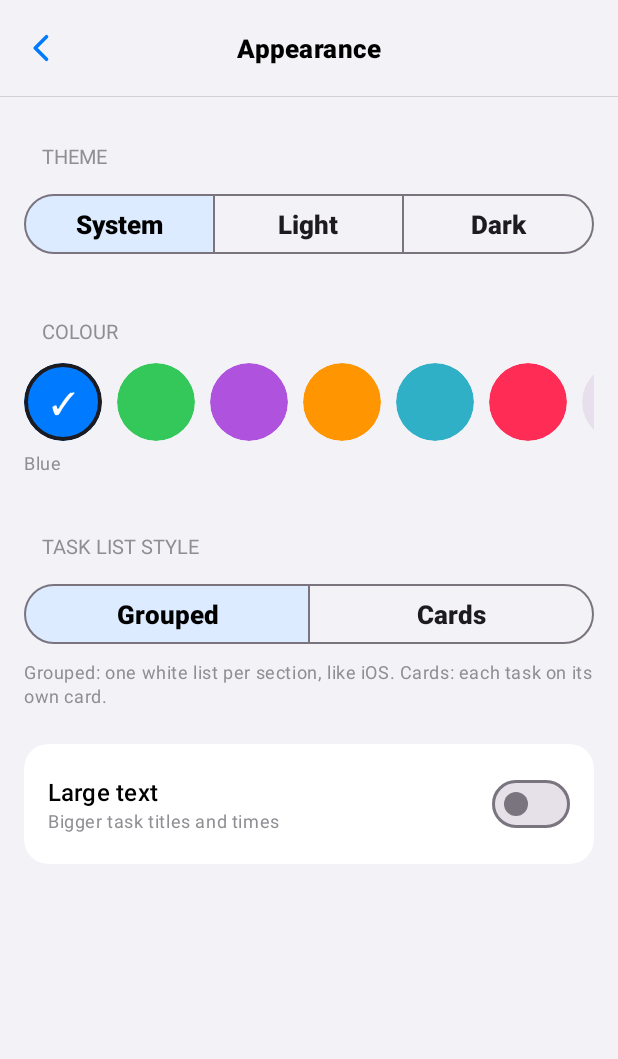
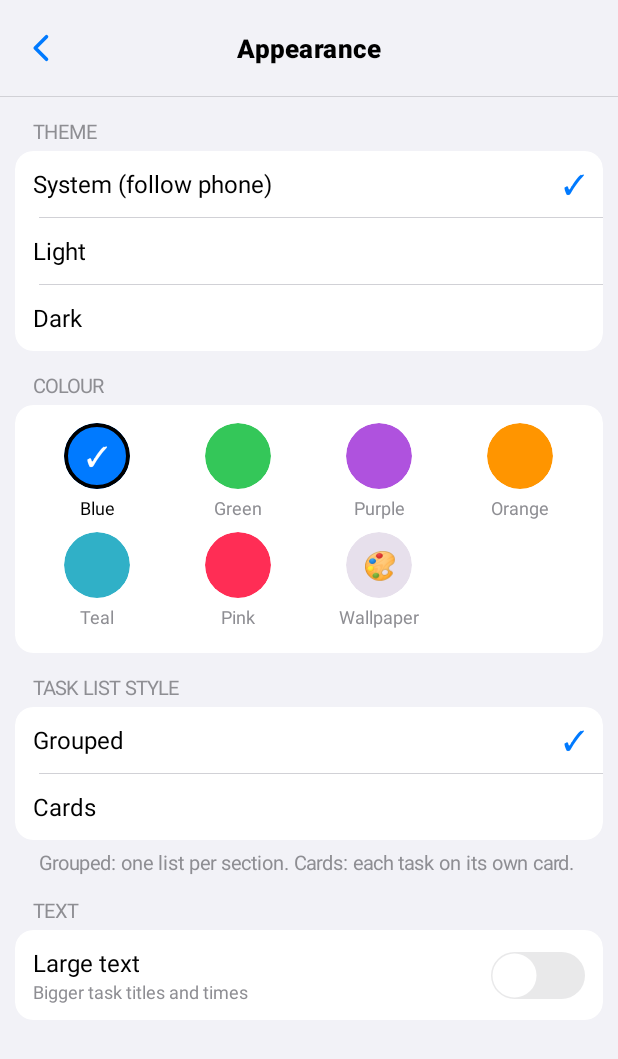
Before and after one commit to MySoftwares1996/To-do, an Android app: the AppearanceActivity screen opened directly, with no data from a screen before it, on a phone screen of 412 x 824 dp. Shown: the top 1059 px of the screen. Run offline under Robolectric (Android 15) with nearby library versions, the phone set to English and light mode, and no system bars.

Commit message:
Reorganize Appearance into grouped rows
- Theme: System / Light / Dark as tick rows (no more 'Syst…')
- Colour: swatches in a 4-column grid with names (no row running off
  the screen)
- Task list style: Grouped / Cards as tick rows with a short note
- Text: Large text with the green iOS-style switch

Co-Authored-By: Claude Opus 5.5 <noreply@anthropic.com>
Claude-Session: https://claude.ai/code/session_014UzGkcQNyaEZzZ9vhHdMde

```diff
--- a/app/src/main/java/com/mysoftwares/todo/AppearanceActivity.kt
+++ b/app/src/main/java/com/mysoftwares/todo/AppearanceActivity.kt
@@ -1,106 +1,127 @@
 package com.mysoftwares.todo
 
 import android.os.Bundle
+import android.util.TypedValue
 import android.view.Gravity
+import android.view.View
 import android.widget.FrameLayout
 import android.widget.LinearLayout
 import android.widget.TextView
 import androidx.core.content.ContextCompat
-import com.google.android.material.button.MaterialButtonToggleGroup
 import com.google.android.material.card.MaterialCardView
 import com.google.android.material.color.MaterialColors
-import com.google.android.material.materialswitch.MaterialSwitch
 
-/** Choose theme (light/dark), colour, list style and text size. Changes apply instantly. */
+/** Settings → Appearance: theme, colour, task list style and text size, in grouped rows. */
 class AppearanceActivity : BaseActivity() {
+    private lateinit var list: IosList
 
     override fun onCreate(savedInstanceState: Bundle?) {
         super.onCreate(savedInstanceState)
-        setContentView(R.layout.activity_appearance)
+        setContentView(R.layout.activity_list)
         setTitle(R.string.appearance_title)
         supportActionBar?.setDisplayHomeAsUpEnabled(true)
+        list = IosList(this, findViewById(R.id.content))
+        render()
+    }
 
-        // Theme mode
-        val modeGroup = findViewById<MaterialButtonToggleGroup>(R.id.mode_group)
-        val modeIds = mapOf(
-            Appearance.Mode.SYSTEM to R.id.mode_system,
-            Appearance.Mode.LIGHT to R.id.mode_light,
-            Appearance.Mode.DARK to R.id.mode_dark,
-        )
-        modeGroup.check(modeIds.getValue(Appearance.mode(this)))
-        modeGroup.addOnButtonCheckedListener { _, id, checked ->
-            if (!checked) return@addOnButtonCheckedListener
-            val m = modeIds.entries.first { it.value == id }.key
-            if (m != Appearance.mode(this)) Appearance.setMode(this, m) // the system redraws screens
-        }
+    private fun render() {
+        list.clear()
 
-        // List style
-        val listGroup = findViewById<MaterialButtonToggleGroup>(R.id.list_group)
-        listGroup.check(if (Appearance.listStyle(this) == Appearance.ListStyle.COMPACT) R.id.list_compact else R.id.list_cards)
-        listGroup.addOnButtonCheckedListener { _, id, checked ->
-            if (!checked) return@addOnButtonCheckedListener
-            Appearance.setListStyle(this, if (id == R.id.list_compact) Appearance.ListStyle.COMPACT else Appearance.ListStyle.CARDS)
-        }
-
-        // Large text
-        findViewById<MaterialSwitch>(R.id.large_text).apply {
-            isChecked = Appearance.largeText(this@AppearanceActivity)
-            setOnCheckedChangeListener { _, on ->
-                Appearance.setLargeText(this@AppearanceActivity, on)
-                recreate()
+        // Theme
+        list.label(getString(R.string.ui_theme))
+        val theme = list.group()
+        listOf(
+            Appearance.Mode.SYSTEM to getString(R.string.appearance_system),
+            Appearance.Mode.LIGHT to getString(R.string.ui_light),
+            Appearance.Mode.DARK to getString(R.string.ui_dark),
+        ).forEach { (mode, label) ->
+            theme.row(label, if (Appearance.mode(this) == mode) "✓" else "") {
+                if (mode != Appearance.mode(this)) Appearance.setMode(this, mode) // the system redraws the screen
             }
         }
 
-        buildSwatches()
+        // Colour
+        list.label(getString(R.string.ui_colour))
+        list.group().custom(swatchGrid())
+
+        // Task list style
+        list.label(getString(R.string.ui_task_list_style))
+        val style = list.group()
+        listOf(
+            Appearance.ListStyle.COMPACT to getString(R.string.ui_grouped),
+            Appearance.ListStyle.CARDS to getString(R.string.ui_cards),
+        ).forEach { (s, label) ->
+            style.row(label, if (Appearance.listStyle(this) == s) "✓" else "") {
+                Appearance.setListStyle(this, s); render()
+            }
+        }
+        list.footer(getString(R.string.ui_grouped_one_white_list_per_section_like_))
+
+        // Text
+        list.label(getString(R.string.appearance_text))
+        list.group().switchRow(
+            getString(R.string.ui_large_text), getString(R.string.ui_bigger_task_titles_and_times), Appearance.largeText(this)
+        ) { on -> Appearance.setLargeText(this, on); recreate() }
     }
 
-    private fun buildSwatches() {
-        val box = findViewById<LinearLayout>(R.id.swatches)
+    /** Colour circles in rows of 4 with their names; the selected one has a ✓ and a ring. */
+    private fun swatchGrid(): View {
+        val d = resources.displayMetrics.density
+        fun dp(v: Int) = (v * d).toInt()
         val current = Appearance.accent(this)
-        val density = resources.displayMetrics.density
-        val size = (52 * density).toInt()
-        val gap = (10 * density).toInt()
-
-        Appearance.Accent.entries
-            .filter { it != Appearance.Accent.WALLPAPER || Appearance.wallpaperSupported }
-            .forEach { accent ->
-                val card = MaterialCardView(this).apply {
-                    layoutParams = LinearLayout.LayoutParams(size, size).apply { marginEnd = gap }
-                    radius = size / 2f
+        val accents = Appearance.Accent.entries.filter { it != Appearance.Accent.WALLPAPER || Appearance.wallpaperSupported }
+        val grid = LinearLayout(this).apply {
+            orientation = LinearLayout.VERTICAL
+            setPadding(dp(8), dp(12), dp(8), dp(8))
+        }
+        accents.chunked(4).forEach { rowItems ->
+            val row = LinearLayout(this).apply { orientation = LinearLayout.HORIZONTAL }
+            rowItems.forEach { accent ->
+                val cell = LinearLayout(this).apply {
+                    orientation = LinearLayout.VERTICAL
+                    gravity = Gravity.CENTER_HORIZONTAL
+                    setPadding(0, 0, 0, dp(8))
+                    contentDescription = accent.label
+                    setOnClickListener {
+                        if (accent != Appearance.accent(this@AppearanceActivity)) {
+                            Appearance.setAccent(this@AppearanceActivity, accent); recreate()
+                        }
+                    }
+                }
+                val circle = MaterialCardView(this).apply {
+                    radius = dp(22).toFloat()
                     cardElevation = 0f
-                    contentDescription = accent.label
-                    if (accent == Appearance.Accent.WALLPAPER) {
-                        setCardBackgroundColor(MaterialColors.getColor(this, com.google.android.material.R.attr.colorSurfaceVariant))
-                    } else {
-                        setCardBackgroundColor(ContextCompat.getColor(context, accent.colorRes))
-                    }
-                    strokeWidth = if (accent == current) (3 * density).toInt() else 0
-                    strokeColor = MaterialColors.getColor(this, com.google.android.material.R.attr.colorOnSurface)
+                    setCardBackgroundColor(
+                        if (accent == Appearance.Accent.WALLPAPER) MaterialColors.getColor(this, com.google.android.material.R.attr.colorSurfaceVariant)
+                        else ContextCompat.getColor(context, accent.colorRes)
+                    )
+                    strokeWidth = if (accent == current) dp(3) else 0
+                    strokeColor = ContextCompat.getColor(context, R.color.ios_label)
                     addView(TextView(context).apply {
-                        layoutParams = FrameLayout.LayoutParams(FrameLayout.LayoutParams.MATCH_PARENT, FrameLayout.LayoutParams.MATCH_PARENT)
                         gravity = Gravity.CENTER
-                        textSize = 20f
+                        setTextSize(TypedValue.COMPLEX_UNIT_SP, 18f)
+                        setTextColor(ContextCompat.getColor(context, R.color.white))
                         text = when {
                             accent == current -> "✓"
                             accent == Appearance.Accent.WALLPAPER -> "🎨"
                             else -> ""
                         }
-                        setTextColor(ContextCompat.getColor(context, R.color.white))
-                        if (accent == Appearance.Accent.WALLPAPER && accent == current) {
-                            setTextColor(MaterialColors.getColor(this, com.google.android.material.R.attr.colorOnSurface))
-                        }
-                    })
-                    setOnClickListener {
-                        if (accent != Appearance.accent(this@AppearanceActivity)) {
-                            Appearance.setAccent(this@AppearanceActivity, accent)
-                            recreate()
-                        }
-                    }
+                    }, FrameLayout.LayoutParams(FrameLayout.LayoutParams.MATCH_PARENT, FrameLayout.LayoutParams.MATCH_PARENT))
                 }
-                box.addView(card)
+                cell.addView(circle, LinearLayout.LayoutParams(dp(44), dp(44)))
+                cell.addView(TextView(this).apply {
+                    text = accent.label
+                    setTextSize(TypedValue.COMPLEX_UNIT_SP, 12f)
+                    setTextColor(ContextCompat.getColor(context, if (accent == current) R.color.ios_label else R.color.ios_secondary))
+                    maxLines = 1
+                }, LinearLayout.LayoutParams(LinearLayout.LayoutParams.WRAP_CONTENT, LinearLayout.LayoutParams.WRAP_CONTENT).apply { topMargin = dp(4) })
+                row.addView(cell, LinearLayout.LayoutParams(0, LinearLayout.LayoutParams.WRAP_CONTENT, 1f))
             }
-        findViewById<TextView>(R.id.accent_name).text =
-            if (current == Appearance.Accent.WALLPAPER) "Wallpaper colours (Material You)" else current.label
+            // keep columns aligned when the last row is short
+            repeat(4 - rowItems.size) { row.addView(View(this), LinearLayout.LayoutParams(0, 1, 1f)) }
+            grid.addView(row)
+        }
+        return grid
     }
 
     override fun onSupportNavigateUp(): Boolean { finish(); return true }
--- a/app/src/main/java/com/mysoftwares/todo/IosList.kt
+++ b/app/src/main/java/com/mysoftwares/todo/IosList.kt
@@ -50,6 +50,42 @@ class IosList(private val ctx: Context, private val root: LinearLayout) {
     }
 
     inner class Group(private val box: LinearLayout) {
+        /** Adds any custom view as a row (e.g. a grid of colour swatches). */
+        fun custom(view: View) {
+            if (box.childCount > 0) box.addView(View(ctx).apply {
+                setBackgroundColor(ContextCompat.getColor(ctx, R.color.ios_separator))
+            }, LinearLayout.LayoutParams(LinearLayout.LayoutParams.MATCH_PARENT, 1).apply { marginStart = dp(12) })
+            box.addView(view)
+        }
+
+        /** Title (+ optional subtitle) with an iOS-style switch on the right. */
+        fun switchRow(title: String, subtitle: String?, checked: Boolean, onChange: (Boolean) -> Unit) {
+            val row = LinearLayout(ctx).apply {
+                orientation = LinearLayout.HORIZONTAL
+                gravity = Gravity.CENTER_VERTICAL
+                minimumHeight = dp(48)
+                setPadding(dp(12), dp(6), dp(12), dp(6))
+            }
+            val texts = LinearLayout(ctx).apply { orientation = LinearLayout.VERTICAL }
+            texts.addView(TextView(ctx).apply {
+                text = title
+                setTextSize(TypedValue.COMPLEX_UNIT_SP, 16f)
+                setTextColor(ContextCompat.getColor(ctx, R.color.ios_label))
+            })
+            if (subtitle != null) texts.addView(TextView(ctx).apply {
+                text = subtitle
+                setTextSize(TypedValue.COMPLEX_UNIT_SP, 12f)
+                setTextColor(ContextCompat.getColor(ctx, R.color.ios_secondary))
+            })
+            row.addView(texts, LinearLayout.LayoutParams(0, LinearLayout.LayoutParams.WRAP_CONTENT, 1f))
+            val sw = android.view.LayoutInflater.from(ctx).inflate(R.layout.ios_switch, row, false) as androidx.appcompat.widget.SwitchCompat
+            sw.isChecked = checked
+            sw.setOnCheckedChangeListener { _, on -> onChange(on) }
+            row.addView(sw)
+            row.setOnClickListener { sw.toggle() }
+            custom(row)
+        }
+
         /** A row: optional colour dot, title, value on the right. Returns the row view. */
         fun row(
             title: String, value: String = "", dot: Int? = null, titleColor: Int? = null,
@@ -82,8 +118,11 @@ class IosList(private val ctx: Context, private val root: LinearLayout) {
             }, LinearLayout.LayoutParams(if (centered) LinearLayout.LayoutParams.WRAP_CONTENT else 0, LinearLayout.LayoutParams.WRAP_CONTENT, if (centered) 0f else 1f))
             if (value.isNotEmpty()) row.addView(TextView(ctx).apply {
                 text = value
-                setTextSize(TypedValue.COMPLEX_UNIT_SP, 16f)
-                setTextColor(ContextCompat.getColor(ctx, R.color.ios_secondary))
+                setTextSize(TypedValue.COMPLEX_UNIT_SP, if (value == "✓") 18f else 16f)
+                setTextColor(
+                    if (value == "✓") com.google.android.material.color.MaterialColors.getColor(this, androidx.appcompat.R.attr.colorPrimary)
+                    else ContextCompat.getColor(ctx, R.color.ios_secondary)
+                )
             })
             box.addView(row)
             return row
--- a/app/src/main/res/layout/activity_appearance.xml
+++ /dev/null
@@ -1,164 +0,0 @@
-<?xml version="1.0" encoding="utf-8"?>
-<ScrollView xmlns:android="http://schemas.android.com/apk/res/android"
-    xmlns:app="http://schemas.android.com/apk/res-auto"
-    android:layout_width="match_parent"
-    android:layout_height="match_parent">
-
-    <LinearLayout
-        android:layout_width="match_parent"
-        android:layout_height="wrap_content"
-        android:orientation="vertical"
-        android:padding="16dp">
-
-        <TextView
-            style="@style/IosGroupLabel"
-            android:layout_width="wrap_content"
-            android:layout_height="wrap_content"
-            android:text="@string/ui_theme"
-            />
-
-        <com.google.android.material.button.MaterialButtonToggleGroup
-            android:id="@+id/mode_group"
-            android:layout_width="match_parent"
-            android:layout_height="wrap_content"
-            android:layout_marginTop="8dp"
-            app:selectionRequired="true"
-            app:singleSelection="true">
-
-            <com.google.android.material.button.MaterialButton
-                android:id="@+id/mode_system"
-                style="@style/Widget.Material3.Button.OutlinedButton"
-                android:layout_width="0dp"
-                android:layout_height="wrap_content"
-                android:layout_weight="1"
-                android:text="@string/ui_system" />
-
-            <com.google.android.material.button.MaterialButton
-                android:id="@+id/mode_light"
-                style="@style/Widget.Material3.Button.OutlinedButton"
-                android:layout_width="0dp"
-                android:layout_height="wrap_content"
-                android:layout_weight="1"
-                android:text="@string/ui_light" />
-
-            <com.google.android.material.button.MaterialButton
-                android:id="@+id/mode_dark"
-                style="@style/Widget.Material3.Button.OutlinedButton"
-                android:layout_width="0dp"
-                android:layout_height="wrap_content"
-                android:layout_weight="1"
-                android:text="@string/ui_dark" />
-        </com.google.android.material.button.MaterialButtonToggleGroup>
-
-        <TextView
-            style="@style/IosGroupLabel"
-            android:layout_width="wrap_content"
-            android:layout_height="wrap_content"
-            android:layout_marginTop="24dp"
-            android:text="@string/ui_colour"
-            />
-
-        <HorizontalScrollView
-            android:layout_width="match_parent"
-            android:layout_height="wrap_content"
-            android:layout_marginTop="8dp"
-            android:scrollbars="none">
-
-            <LinearLayout
-                android:id="@+id/swatches"
-                android:layout_width="wrap_content"
-                android:layout_height="wrap_content"
-                android:orientation="horizontal" />
-        </HorizontalScrollView>
-
-        <TextView
-            android:id="@+id/accent_name"
-            android:layout_width="wrap_content"
-            android:layout_height="wrap_content"
-            android:layout_marginTop="6dp"
-            android:textAppearance="?attr/textAppearanceBodySmall"
-            android:textColor="?attr/colorOnSurfaceVariant" />
-
-        <TextView
-            style="@style/IosGroupLabel"
-            android:layout_width="wrap_content"
-            android:layout_height="wrap_content"
-            android:layout_marginTop="24dp"
-            android:text="@string/ui_task_list_style"
-            />
-
-        <com.google.android.material.button.MaterialButtonToggleGroup
-            android:id="@+id/list_group"
-            android:layout_width="match_parent"
-            android:layout_height="wrap_content"
-            android:layout_marginTop="8dp"
-            app:selectionRequired="true"
-            app:singleSelection="true">
-
-            <com.google.android.material.button.MaterialButton
-                android:id="@+id/list_compact"
-                style="@style/Widget.Material3.Button.OutlinedButton"
-                android:layout_width="0dp"
-                android:layout_height="wrap_content"
-                android:layout_weight="1"
-                android:text="@string/ui_grouped" />
-
-            <com.google.android.material.button.MaterialButton
-                android:id="@+id/list_cards"
-                style="@style/Widget.Material3.Button.OutlinedButton"
-                android:layout_width="0dp"
-                android:layout_height="wrap_content"
-                android:layout_weight="1"
-                android:text="@string/ui_cards" />
-        </com.google.android.material.button.MaterialButtonToggleGroup>
-
-        <TextView
-            android:layout_width="wrap_content"
-            android:layout_height="wrap_content"
-            android:layout_marginTop="6dp"
-            android:text="@string/ui_grouped_one_white_list_per_section_like_"
-            android:textAppearance="?attr/textAppearanceBodySmall"
-            android:textColor="?attr/colorOnSurfaceVariant" />
-
-        <com.google.android.material.card.MaterialCardView
-            style="@style/IosGroup"
-            android:layout_width="match_parent"
-            android:layout_height="wrap_content"
-            android:layout_marginTop="24dp"
-            app:cardCornerRadius="16dp">
-
-            <LinearLayout
-                android:layout_width="match_parent"
-                android:layout_height="wrap_content"
-                android:gravity="center_vertical"
-                android:orientation="horizontal"
-                android:padding="16dp">
-
-                <LinearLayout
-                    android:layout_width="0dp"
-                    android:layout_height="wrap_content"
-                    android:layout_weight="1"
-                    android:orientation="vertical">
-
-                    <TextView
-                        android:layout_width="wrap_content"
-                        android:layout_height="wrap_content"
-                        android:text="@string/ui_large_text"
-                        android:textAppearance="?attr/textAppearanceTitleMedium" />
-
-                    <TextView
-                        android:layout_width="wrap_content"
-                        android:layout_height="wrap_content"
-                        android:text="@string/ui_bigger_task_titles_and_times"
-                        android:textAppearance="?attr/textAppearanceBodySmall"
-                        android:textColor="?attr/colorOnSurfaceVariant" />
-                </LinearLayout>
-
-                <com.google.android.material.materialswitch.MaterialSwitch
-                    android:id="@+id/large_text"
-                    android:layout_width="wrap_content"
-                    android:layout_height="wrap_content" />
-            </LinearLayout>
-        </com.google.android.material.card.MaterialCardView>
-    </LinearLayout>
-</ScrollView>
--- /dev/null
+++ b/app/src/main/res/layout/ios_switch.xml
@@ -0,0 +1,5 @@
+<?xml version="1.0" encoding="utf-8"?>
+<androidx.appcompat.widget.SwitchCompat xmlns:android="http://schemas.android.com/apk/res/android"
+    style="@style/IosSwitch"
+    android:layout_width="wrap_content"
+    android:layout_height="wrap_content" />
--- a/app/src/main/res/values/strings.xml
+++ b/app/src/main/res/values/strings.xml
@@ -42,7 +42,7 @@
     <string name="ui_task_list_style">Task list style</string>
     <string name="ui_grouped">Grouped</string>
     <string name="ui_cards">Cards</string>
-    <string name="ui_grouped_one_white_list_per_section_like_">Grouped: one white list per section, like iOS. Cards: each task on its own card.</string>
+    <string name="ui_grouped_one_white_list_per_section_like_">Grouped: one list per section. Cards: each task on its own card.</string>
     <string name="ui_large_text">Large text</string>
     <string name="ui_bigger_task_titles_and_times">Bigger task titles and times</string>
     <string name="ui_important_do_it_now">⚠  IMPORTANT – do it now</string>
@@ -129,4 +129,6 @@
     <string name="msg_done">✔ Done</string>
     <string name="msg_snooze_1_hour">Snooze 1 hour</string>
     <string name="msg_already_done">✔ Already done</string>
+    <string name="appearance_system">System (follow phone)</string>
+    <string name="appearance_text">Text</string>
 </resources>
```
